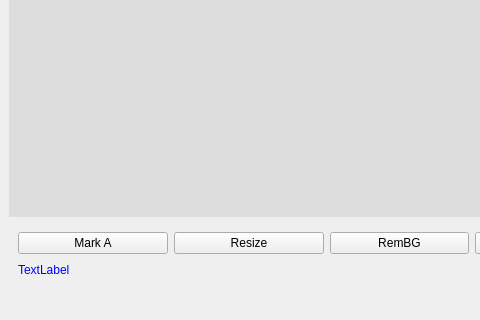
Above: ImgTool/imgWindow.ui from lin22807590/swap_ui before the change; both pictures show x 0 to 480 and y 296 to 616 of the 1079 by 616 pixel window. Below: the same form after it.
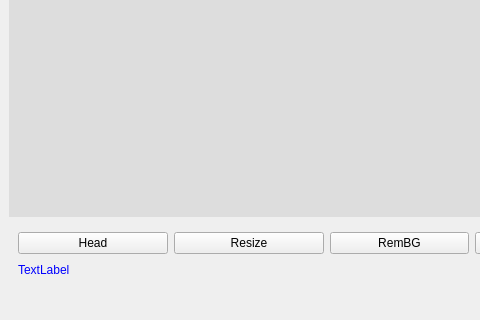
That is the form after the change.

The edit to the form file:
```diff
--- a/ImgTool/imgWindow.ui
+++ b/ImgTool/imgWindow.ui
@@ -81,7 +81,7 @@
             </size>
            </property>
            <property name="text">
-            <string>Mark A</string>
+            <string>Head</string>
            </property>
           </widget>
          </item>
```
Left out of the diff: 8 changed lines with no effect on the pictures.
